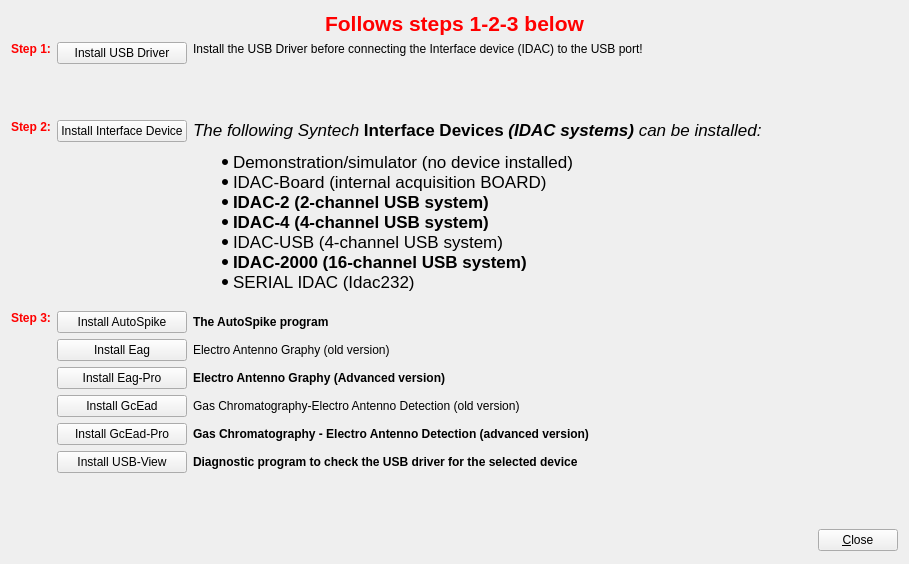
Qt form SyntechInstallationCD/MainWidget.ui (ellis/gcead) before a commit.
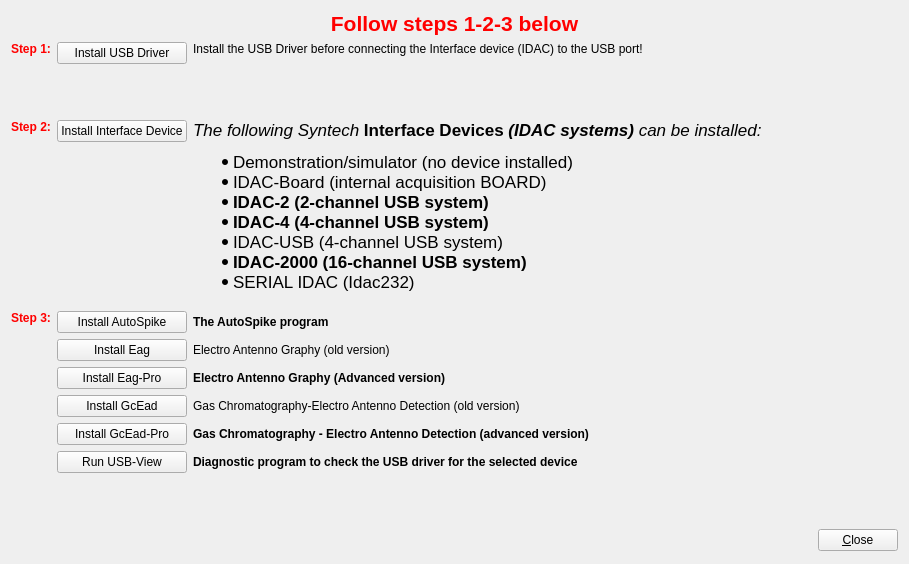
The same form after that commit.

Patch:
```diff
--- a/SyntechInstallationCD/MainWidget.ui
+++ b/SyntechInstallationCD/MainWidget.ui
@@ -202,7 +202,7 @@
      <item row="9" column="1">
       <widget class="QPushButton" name="btnUsbView">
        <property name="text">
-        <string>Install USB-View</string>
+        <string>Run USB-View</string>
        </property>
       </widget>
      </item>
@@ -340,7 +340,7 @@
       <string>color: red</string>
      </property>
      <property name="text">
-      <string>Follows steps 1-2-3 below</string>
+      <string>Follow steps 1-2-3 below</string>
      </property>
      <property name="alignment">
       <set>Qt::AlignCenter</set>
```
Left out of the diff: 4 changed lines with no effect on the pictures.
